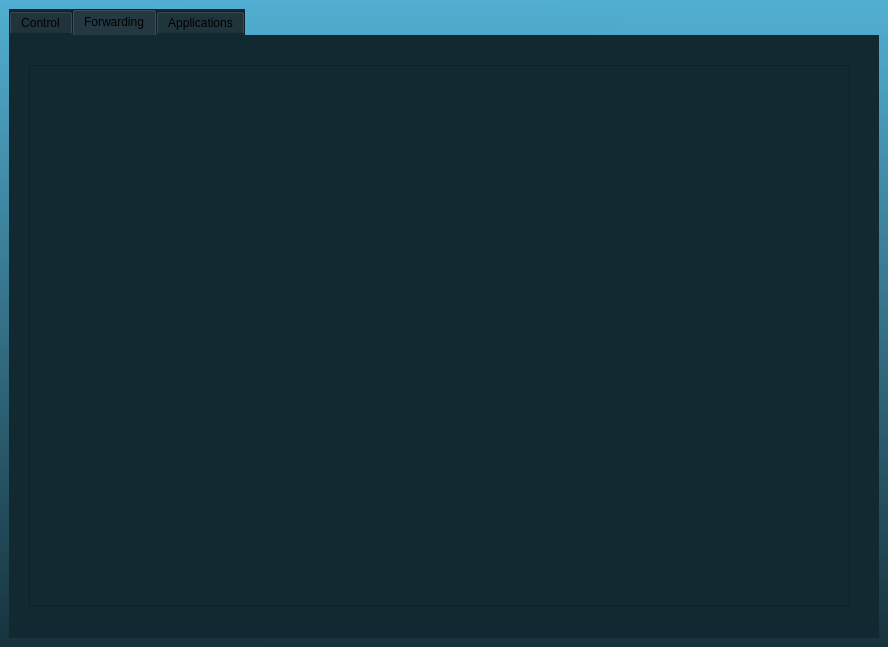
p-sanches/somabits, file PythonMDNSTest/gui.ui: the form before one commit.
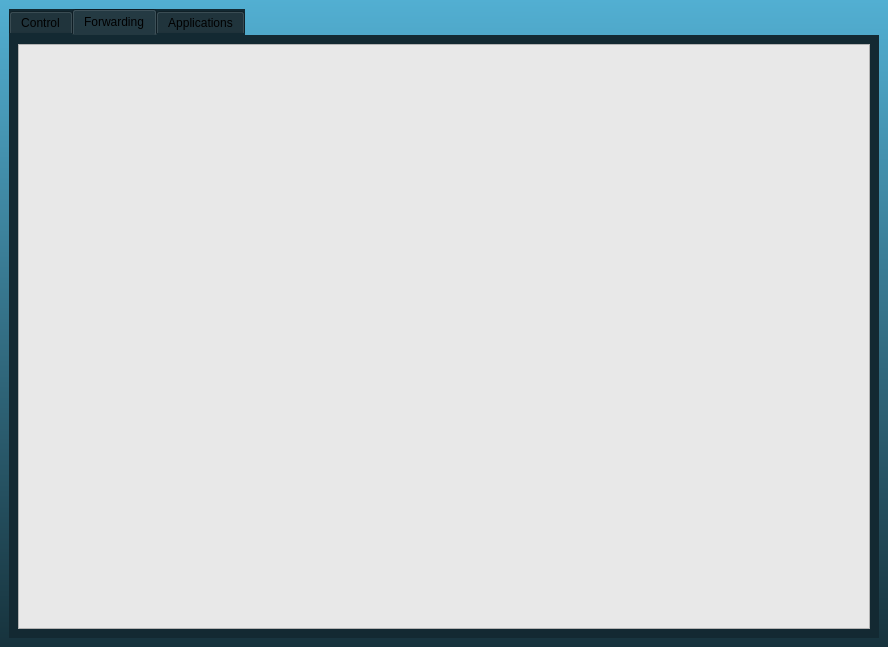
The form after the commit. The open tabs and pages were chosen to show the change. Icons and pictures are not drawn.

Patch:
```diff
--- a/PythonMDNSTest/gui.ui
+++ b/PythonMDNSTest/gui.ui
@@ -114,16 +114,15 @@
        <attribute name="title">
         <string>Forwarding</string>
        </attribute>
+       <layout class="QGridLayout" name="gridLayout_3">
+        <item row="0" column="0">
        <widget class="QTableView" name="tableView_2">
-        <property name="geometry">
-         <rect>
-          <x>20</x>
-          <y>30</y>
-          <width>821</width>
-          <height>541</height>
-         </rect>
-        </property>
-       </widget>
+          <property name="styleSheet">
+           <string notr="true">background-color: rgb(232, 232, 232);</string>
+          </property>
+         </widget>
+        </item>
+       </layout>
       </widget>
       <widget class="QWidget" name="tab_3">
        <attribute name="icon">
```
Lines whose indentation alone changed are shown as unchanged.
